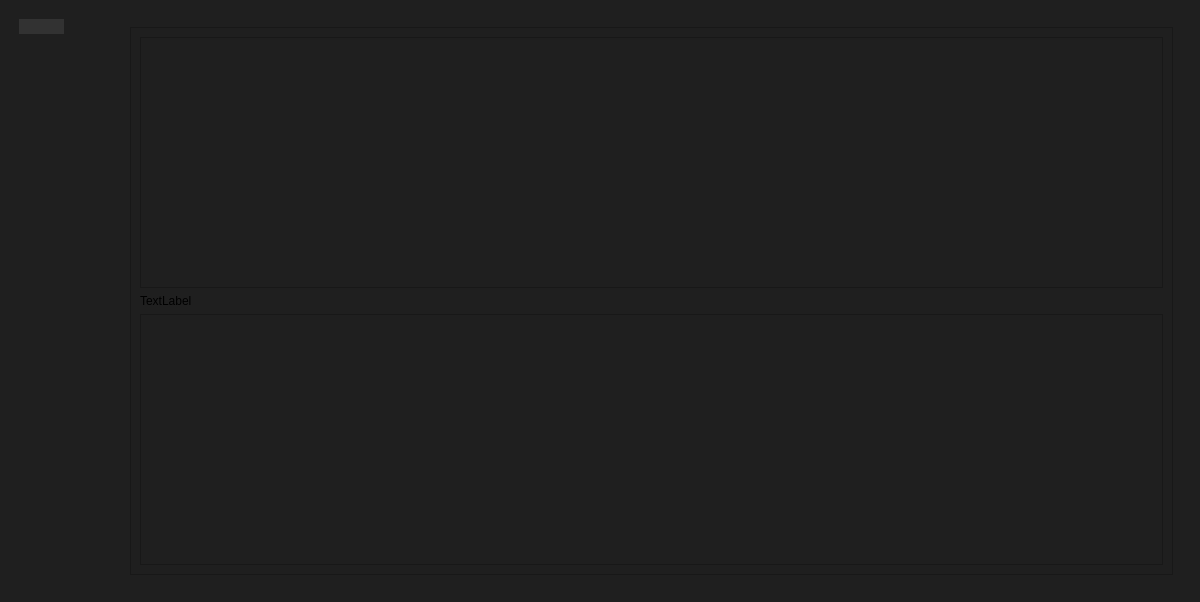
Qt form src/mainwindow.ui (dimkashelk/SimpleKinopoiskQt) before a commit.
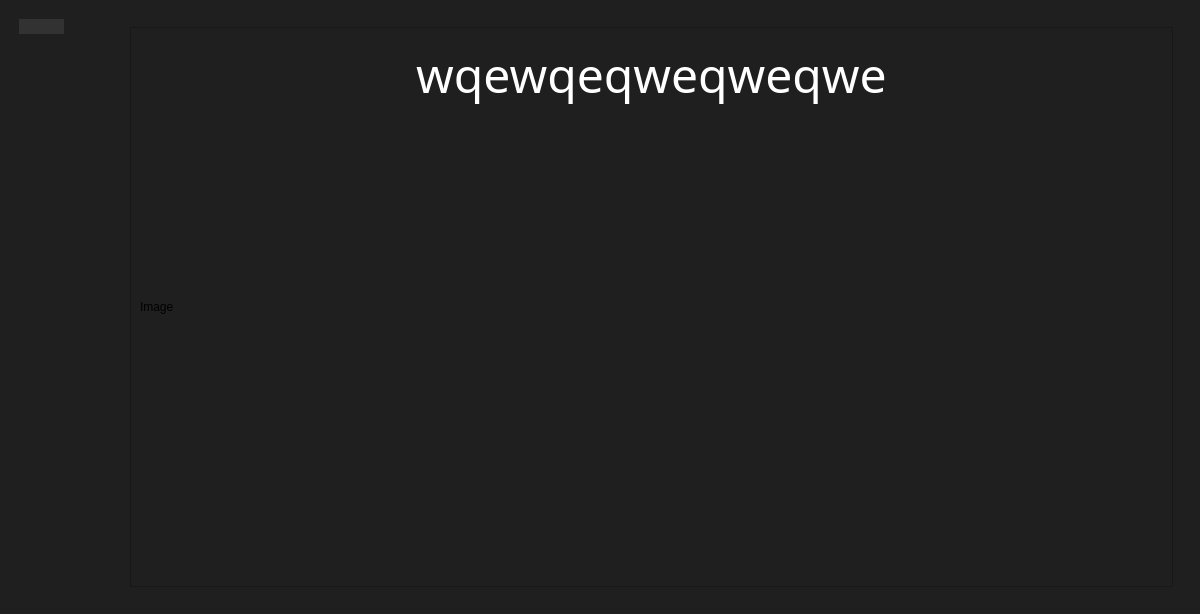
The same form after that commit. The open tabs and pages were chosen to show the change. Icons and pictures are not drawn.

The edit to the form file:
```diff
--- a/src/mainwindow.ui
+++ b/src/mainwindow.ui
@@ -7,7 +7,7 @@
     <x>0</x>
     <y>0</y>
     <width>1200</width>
-    <height>602</height>
+    <height>614</height>
    </rect>
   </property>
   <property name="windowTitle">
@@ -214,8 +214,8 @@
           <widget class="QWidget" name="news_context">
            <property name="styleSheet">
             <string notr="true">QTextEdit {
-	font: 25 36pt &quot;Segoe UI Light&quot;;
 	color: rgb(255, 255, 255);
+	border: 0;
 }</string>
            </property>
            <layout class="QVBoxLayout" name="verticalLayout_3">
@@ -270,23 +270,24 @@
                   <rect>
                    <x>0</x>
                    <y>0</y>
-                   <width>91</width>
-                   <height>187</height>
+                   <width>969</width>
+                   <height>544</height>
                   </rect>
                  </property>
+                 <property name="sizePolicy">
+                  <sizepolicy hsizetype="Preferred" vsizetype="Minimum">
+                   <horstretch>0</horstretch>
+                   <verstretch>0</verstretch>
+                  </sizepolicy>
+                 </property>
                  <layout class="QVBoxLayout" name="verticalLayout_7">
                   <item>
-                   <layout class="QVBoxLayout" name="news_scroll">
-                    <item>
                      <widget class="QTextEdit" name="title">
-                      <property name="mouseTracking">
-                       <bool>false</bool>
-                      </property>
-                      <property name="contextMenuPolicy">
-                       <enum>Qt::DefaultContextMenu</enum>
-                      </property>
-                      <property name="acceptDrops">
-                       <bool>false</bool>
+                    <property name="font">
+                     <font>
+                      <family>Ebrima</family>
+                      <pointsize>36</pointsize>
+                     </font>
                       </property>
                       <property name="verticalScrollBarPolicy">
                        <enum>Qt::ScrollBarAlwaysOff</enum>
@@ -297,22 +298,29 @@
                       <property name="readOnly">
                        <bool>true</bool>
                       </property>
-                      <property name="textInteractionFlags">
-                       <set>Qt::NoTextInteraction</set>
+                    <property name="html">
+                     <string>&lt;!DOCTYPE HTML PUBLIC &quot;-//W3C//DTD HTML 4.0//EN&quot; &quot;http://www.w3.org/TR/REC-html40/strict.dtd&quot;&gt;
+&lt;html&gt;&lt;head&gt;&lt;meta name=&quot;qrichtext&quot; content=&quot;1&quot; /&gt;&lt;style type=&quot;text/css&quot;&gt;
+p, li { white-space: pre-wrap; }
+&lt;/style&gt;&lt;/head&gt;&lt;body style=&quot; font-family:'Ebrima'; font-size:36pt; font-weight:400; font-style:normal;&quot;&gt;
+&lt;p align=&quot;center&quot; style=&quot; margin-top:0px; margin-bottom:0px; margin-left:0px; margin-right:0px; -qt-block-indent:0; text-indent:0px;&quot;&gt;&lt;span style=&quot; font-family:'Segoe UI Light'; font-weight:24;&quot;&gt;wqewqeqweqweqwe&lt;/span&gt;&lt;/p&gt;&lt;/body&gt;&lt;/html&gt;</string>
                       </property>
                      </widget>
                     </item>
                     <item>
                      <widget class="QLabel" name="image">
                       <property name="text">
-                       <string>TextLabel</string>
+                     <string>Image</string>
                       </property>
                      </widget>
                     </item>
                     <item>
                      <widget class="QTextEdit" name="text">
-                      <property name="mouseTracking">
-                       <bool>false</bool>
+                    <property name="font">
+                     <font>
+                      <family>Ebrima</family>
+                      <pointsize>25</pointsize>
+                     </font>
                       </property>
                       <property name="verticalScrollBarPolicy">
                        <enum>Qt::ScrollBarAlwaysOff</enum>
@@ -320,12 +328,7 @@
                       <property name="horizontalScrollBarPolicy">
                        <enum>Qt::ScrollBarAlwaysOff</enum>
                       </property>
-                      <property name="textInteractionFlags">
-                       <set>Qt::NoTextInteraction</set>
-                      </property>
-                     </widget>
-                    </item>
-                   </layout>
+                   </widget>
                   </item>
                  </layout>
                 </widget>
```
Left out of the diff: 14 changed lines with no effect on the pictures. Lines whose indentation alone changed are shown as unchanged.
